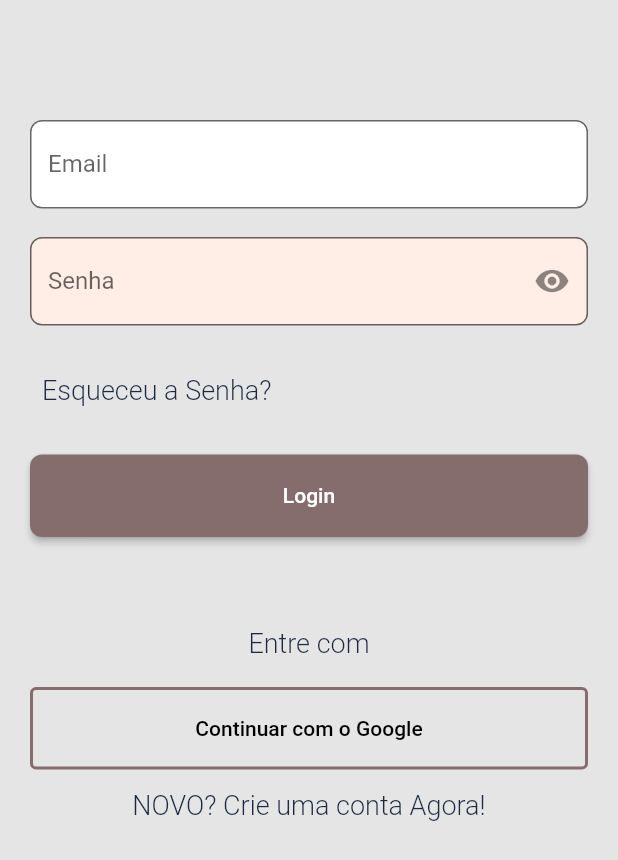
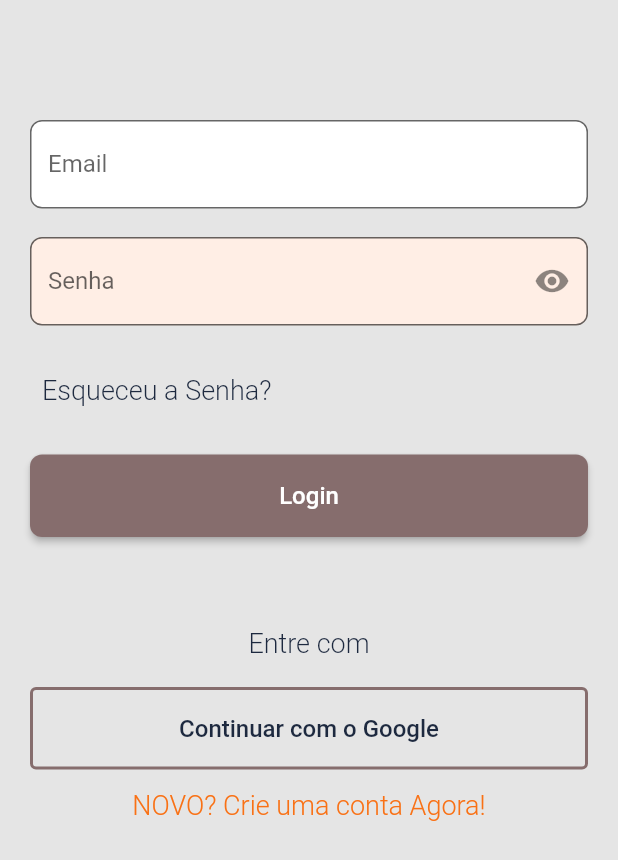
Before and after one commit to Rafa-Alcides/Trance_me, a Flutter app: the screen it shows after launch, on a phone screen of 412 x 824 dp. Shown: the top 860 px of the screen. Run offline on Flutter 3.47's test engine with Material 2 defaults, Android fonts, the phone set to English and light mode, and no system bars.

Commit message:
Atualizacao de cores do ṕrojeto

```diff
--- a/trance_me/lib/main.dart
+++ b/trance_me/lib/main.dart
@@ -1,6 +1,6 @@
 import 'package:flutter/material.dart';
-import 'package:trance_me/src/auth/components/theme.dart';
 import 'package:trance_me/src/auth/sing_in_screen.dart';
+import 'package:trance_me/src/config/custom_colors.dart';
 
 void main() {
   runApp(const MyApp());
@@ -13,7 +13,7 @@ class MyApp extends StatelessWidget {
   Widget build(BuildContext context) {
     return MaterialApp(
       title: 'Flutter Demo',
-      theme: TranceMeTheme.light,
+      theme: ThemeData(primarySwatch: CustomColors.customSwatchColor ),
       home: const SingInScreen(),
       debugShowCheckedModeBanner: false,
     );
--- a/trance_me/lib/src/auth/components/theme.dart
+++ /dev/null
@@ -1,19 +0,0 @@
-import 'package:flutter/material.dart';
-
-class TranceMeTheme {
-  static final ThemeData light = ThemeData(
-    colorScheme: const ColorScheme(brightness: Brightness.light,
-     primary: Color(0xff866D6D),
-     onPrimary: Color(0xff866D6D),
-     secondary:Color(0xff866D6D),
-     onSecondary: Color(0xff866D6D),
-     error: Color(0xff866D6D),
-     onError: Color(0xff866D6D),
-     background: Color(0xff866D6D),
-     onBackground: Color(0xff866D6D),
-     surface: Color(0xff866D6D),
-     onSurface: Color(0xff866D6D),
-     )
-     //test
-  );
-}
--- a/trance_me/lib/src/auth/sing_in_screen.dart
+++ b/trance_me/lib/src/auth/sing_in_screen.dart
@@ -1,5 +1,5 @@
 import 'package:flutter/material.dart';
-import 'package:trance_me/src/auth/components/theme.dart';
+import 'package:trance_me/src/config/custom_colors.dart';
 import 'components/custon_text_field.dart';
 
 class SingInScreen extends StatelessWidget {
@@ -7,7 +7,7 @@ class SingInScreen extends StatelessWidget {
   @override
   Widget build(BuildContext context) {
     return Scaffold(
-      backgroundColor: const Color(0xFFE5E5E5),
+      backgroundColor: CustomColors.customBackground,
       body: Column(
         children: [
           Expanded(child: Container(
@@ -20,20 +20,24 @@ class SingInScreen extends StatelessWidget {
                 child: Column(
                   crossAxisAlignment: CrossAxisAlignment.stretch,
                   children: [
-                    const CustonTextField(labelText: "Email", filled: Color(0xFFffffff)),
-                    const CustonTextField(labelText: "Senha", isSecret: true, filled: Color(0xffFFEEE5)),
-
+                    //* CAMPOS
+                    CustonTextField(labelText: "Email", filled: CustomColors.customWhite),
+                    CustonTextField(labelText: "Senha", isSecret: true, filled: CustomColors.customInput),
+                    //* ESQUECEU A SENHA
                     Padding(
                       padding: const EdgeInsets.only(bottom: 19),
                       child: Align(
                         alignment: Alignment.centerLeft,
                         child: TextButton(
                           onPressed: () {},
-                          child: const Text("Esqueceu a Senha?", style: TextStyle(color: Color(0xff1D293F), fontSize: 18,fontWeight: FontWeight.w300),)
+                          child: Text("Esqueceu a Senha?", style: TextStyle(
+                            color: CustomColors.customBlackText, fontSize: 18,
+                            fontWeight: FontWeight.w300
+                            ),)
                         ),
                       ),
                     ),
-
+                    //*BOTÃO LOGIN
                     SizedBox(
                       height: 55,
                       child: ElevatedButton(
@@ -43,48 +47,53 @@ class SingInScreen extends StatelessWidget {
                             borderRadius: BorderRadius.circular(8)
                           )
                         ),
-                        child: const Text("Login", style: TextStyle(color: Colors.white),),
+                        child: Text("Login", style: TextStyle(
+                          color: CustomColors.customWhite,
+                          fontSize: 16
+                          ),),
                       )
                     ),
-
                     const SizedBox(
                       height: 60,
                     ),
-
-                    const Center(
+                    //* DIVISOR
+                    Center(
                       child: Padding(
-                        padding: EdgeInsets.only(bottom: 19),
+                        padding: const EdgeInsets.only(bottom: 19),
                         child: Text("Entre com",
                           style: TextStyle(
-                            color: Color(0xff1D293F),
+                            color: CustomColors.customBlackText,
                             fontSize: 18,
                             fontWeight: FontWeight.w300),
                           ),
                       ),
                     ),
-
-
+                    //* LOGIN GOOGLE
+                    //! CUSTOMIZAR BOTAO DE LOGIN GOOGLE
                     SizedBox(
                       height: 55,
                       child: OutlinedButton(
                         style: OutlinedButton.styleFrom(
                           side:  BorderSide(
                             width: 2,
-                            color: TranceMeTheme.light.colorScheme.primary
+                            color: CustomColors.customSwatchColor
                           )
                         ),
                         onPressed: () {},
-                        child: const Text("Continuar com o Google", style: TextStyle(color: Colors.black),),
+                        child: Text("Continuar com o Google", style: TextStyle(
+                          color: CustomColors.customBlackText,
+                          fontSize: 16
+                          ),),
                       ),
                     ),
-
-
+                    //* CRIAR CONTA
                     TextButton(
                       onPressed: () {},
-                      child: const Text("NOVO? Crie uma conta Agora!", style: TextStyle(color: Color(0xff1D293F), fontSize: 18,fontWeight: FontWeight.w300),)
+                      child: Text("NOVO? Crie uma conta Agora!", style: TextStyle(
+                        color:  CustomColors.customText2,
+                        fontSize: 18,
+                        fontWeight: FontWeight.w300),)
                     ),
-
-
                   ],
                 ),
               ),
--- a/trance_me/lib/src/config/custom_colors.dart
+++ b/trance_me/lib/src/config/custom_colors.dart
@@ -1,6 +1,6 @@
 import 'package:flutter/material.dart';
 
-Map<int, Color> _swatchOpacity = {
+Map<int, Color> swatchOpacity = {
   50 : const Color.fromRGBO(134, 109, 109, .1),
   100 : const Color.fromRGBO(134, 109, 109, .2),
   200 : const Color.fromRGBO(134, 109, 109, .3),
@@ -23,10 +23,12 @@ abstract class CustomColors {
   static Color customText3 = const Color(0xFF1D293F);
   static Color customCardBackground = const Color(0xFFF9F0F0);
   static Color customText4 = const Color(0xFFF91515);
+  static Color customWhite = const Color(0xFFFFFFFF);
+  static Color customBlackText = const Color(0xFF1D293F);
 
   static MaterialColor customSwatchColor = MaterialColor(
     0xFF866D6D,
-    _swatchOpacity
+    swatchOpacity
   );
 
 }
```
